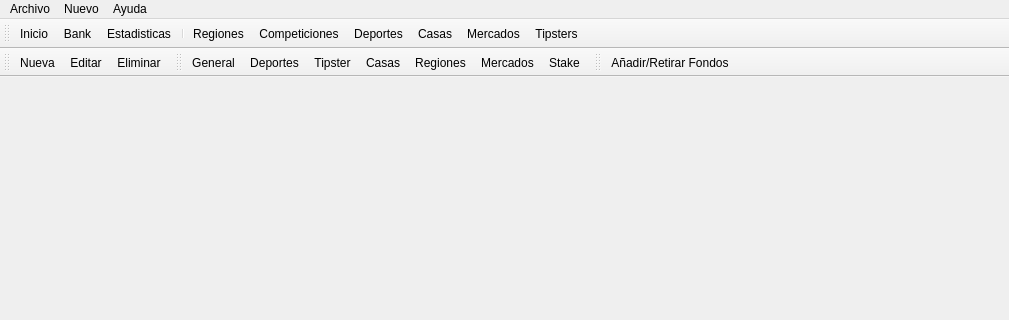
This is ui/wmain.ui in soker90/betcon as Qt 5 draws it before an edit; both pictures show x 0 to 1009 and y 0 to 320 of the 1009 by 678 pixel window. The edited form follows.
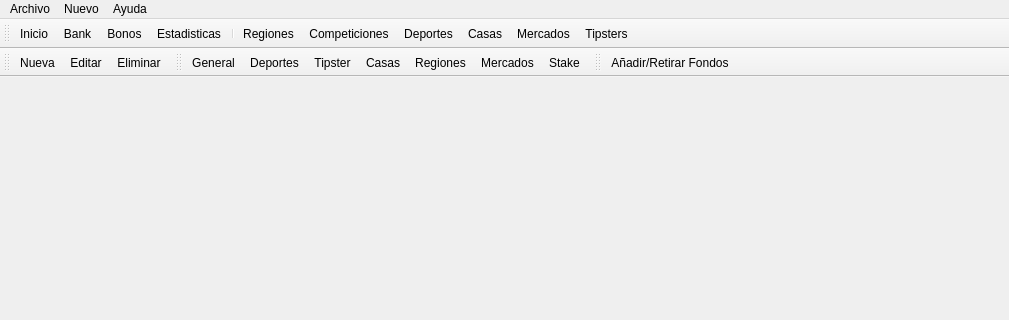
This is the edited form.

Commit message: 1. Bonus 2. Fix result combobox form bets

```diff
--- a/ui/wmain.ui
+++ b/ui/wmain.ui
@@ -92,6 +92,7 @@
    </attribute>
    <addaction name="aInicio"/>
    <addaction name="aBank"/>
+   <addaction name="aBonus"/>
    <addaction name="aStat"/>
    <addaction name="separator"/>
    <addaction name="aRegion"/>
@@ -334,6 +335,11 @@
     <string>Añadir/Retirar Fondos</string>
    </property>
   </action>
+  <action name="aBonus">
+   <property name="text">
+    <string>Bonos</string>
+   </property>
+  </action>
  </widget>
  <resources/>
  <connections/>
```
The commit also changes 9 other files.
